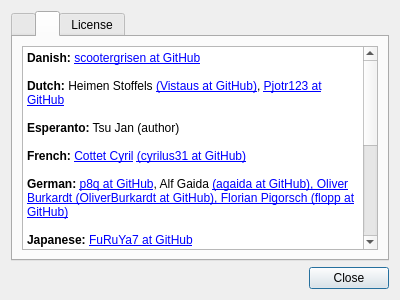
The window that featherpad/about.ui (vecnathewhisperd0/FeatherPad) describes before a commit, drawn with Qt 5.
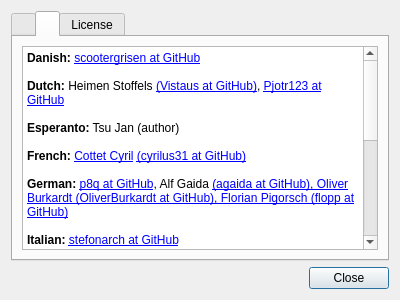
The same window after the commit. The open tabs and pages were chosen to show the change.

Patch:
```diff
--- a/featherpad/about.ui
+++ b/featherpad/about.ui
@@ -107,6 +107,8 @@
 &lt;p style=&quot;-qt-paragraph-type:empty; margin-top:0px; margin-bottom:0px; margin-left:0px; margin-right:0px; -qt-block-indent:0; text-indent:0px;&quot;&gt;&lt;br /&gt;&lt;/p&gt;
 &lt;p style=&quot; margin-top:0px; margin-bottom:0px; margin-left:0px; margin-right:0px; -qt-block-indent:0; text-indent:0px;&quot;&gt;&lt;span style=&quot; font-weight:600;&quot;&gt;German:&lt;/span&gt; &lt;a href=&quot;https://github.com/p8q&quot;&gt;&lt;span;&gt;p8q at GitHub&lt;/span&gt;&lt;/a&gt;, Alf Gaida &lt;a href=&quot;https://github.com/agaida&quot;&gt;&lt;span;&gt;(agaida at GitHub)&lt;/span&gt;&lt;/a&lt;/p&gt;, Oliver Burkardt &lt;a href=&quot;https://github.com/OliverBurkardt&quot;&gt;&lt;span;&gt;(OliverBurkardt at GitHub)&lt;/span&gt;&lt;/a&gt;, Florian Pigorsch (&lt;a href=&quot;https://github.com/flopp&quot;&gt;&lt;span;&gt;flopp at GitHub&lt;/span&gt;&lt;/a&gt;)&lt;/p&gt;
 &lt;p style=&quot;-qt-paragraph-type:empty; margin-top:0px; margin-bottom:0px; margin-left:0px; margin-right:0px; -qt-block-indent:0; text-indent:0px;&quot;&gt;&lt;br /&gt;&lt;/p&gt;
+&lt;p style=&quot; margin-top:0px; margin-bottom:0px; margin-left:0px; margin-right:0px; -qt-block-indent:0; text-indent:0px;&quot;&gt;&lt;span style=&quot; font-weight:600;&quot;&gt;Italian:&lt;/span&gt; &lt;a href=&quot;https://github.com/stefonarch&quot;&gt;&lt;span;&gt;stefonarch at GitHub&lt;/span&gt;&lt;/a&gt;&lt;/p&gt;
+&lt;p style=&quot;-qt-paragraph-type:empty; margin-top:0px; margin-bottom:0px; margin-left:0px; margin-right:0px; -qt-block-indent:0; text-indent:0px;&quot;&gt;&lt;br /&gt;&lt;/p&gt;
 &lt;p style=&quot; margin-top:0px; margin-bottom:0px; margin-left:0px; margin-right:0px; -qt-block-indent:0; text-indent:0px;&quot;&gt;&lt;span style=&quot; font-weight:600;&quot;&gt;Japanese:&lt;/span&gt; &lt;a href=&quot;https://github.com/FuRuYa7&quot;&gt;&lt;span;&gt;FuRuYa7 at GitHub&lt;/span&gt;&lt;/a&gt;
 &lt;p style=&quot;-qt-paragraph-type:empty; margin-top:0px; margin-bottom:0px; margin-left:0px; margin-right:0px; -qt-block-indent:0; text-indent:0px;&quot;&gt;&lt;br /&gt;&lt;/p&gt;
 &lt;p style=&quot; margin-top:0px; margin-bottom:0px; margin-left:0px; margin-right:0px; -qt-block-indent:0; text-indent:0px;&quot;&gt;&lt;span style=&quot; font-weight:600;&quot;&gt;Lithuanian:&lt;/span&gt; &lt;a href=&quot;https://github.com/welaq&quot;&gt;&lt;span;&gt;welaq at GitHub&lt;/span&gt;&lt;/a&gt;
```
